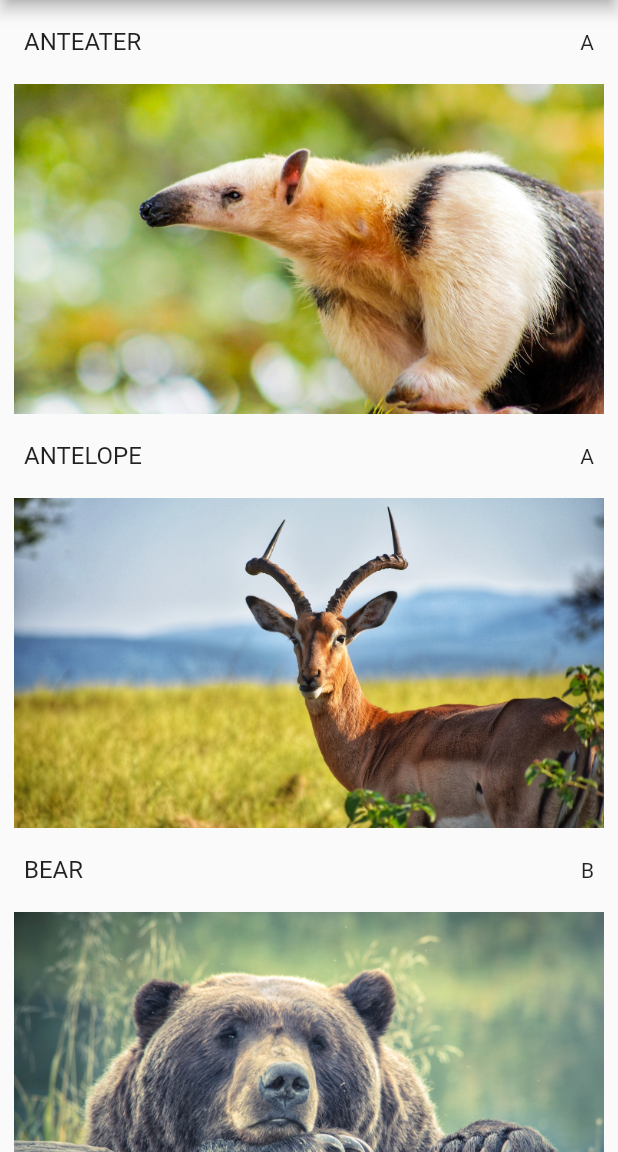
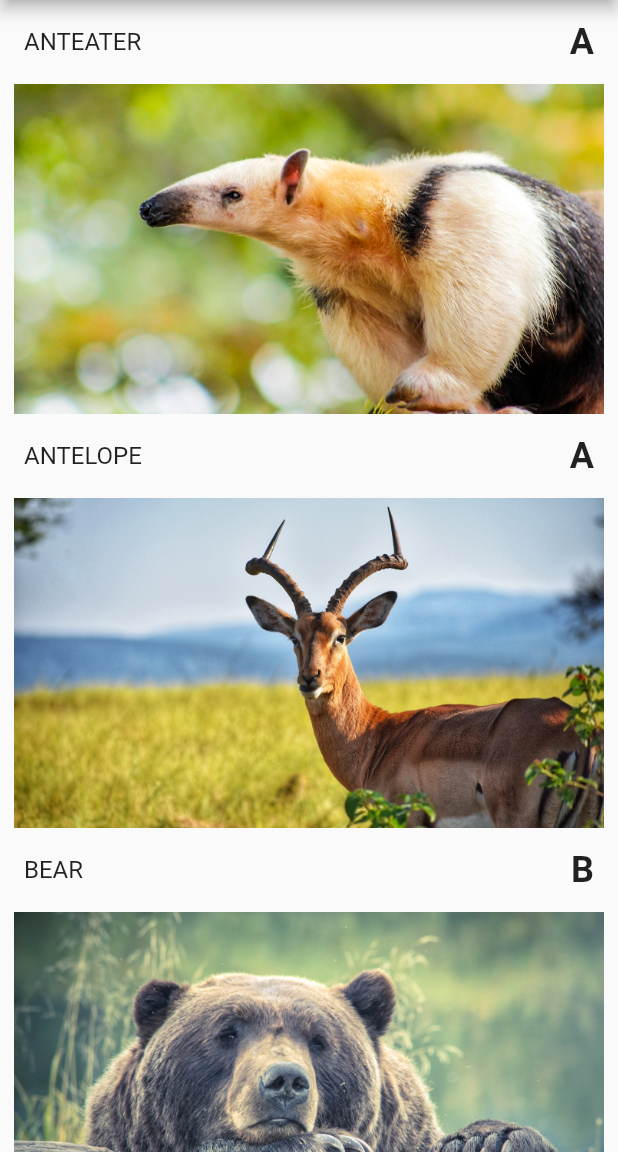
Before and after one commit to TylerSustare/flutter_zoo_noises, a Flutter app: the screen it shows after launch, on a phone screen of 412 x 824 dp, the part 84-1236 px from its top. Run offline on Flutter 3.47's test engine with Material 2 defaults, Android fonts, the phone set to English and light mode, and no system bars; our stand-ins replace audioplayers; missing offline and left inert: home_indicator.

Commit message:
Bold right side character

```diff
--- a/lib/main.dart
+++ b/lib/main.dart
@@ -121,7 +121,13 @@ class HomePage extends StatelessWidget {
                   children: [
                     ListTile(
                       title: Text(animalName.toUpperCase()),
-                      trailing: Text(animalName[0].toUpperCase()),
+                      trailing: Text(
+                        animalName[0].toUpperCase(),
+                        style: TextStyle(
+                          fontSize: 24,
+                          fontWeight: FontWeight.bold,
+                        ),
+                      ),
                     ),
                     SizedBox(
                       height: orientation == Orientation.portrait ? 220 : 300,
--- a/pubspec.yaml
+++ b/pubspec.yaml
@@ -3,7 +3,7 @@ description: A new Flutter project.
 
 publish_to: "none"
 
-version: 1.0.0+1
+version: 2.0.1+2
 
 environment:
   sdk: ">=2.12.0 <3.0.0"
```
Also changed, not shown: 2 other files.
